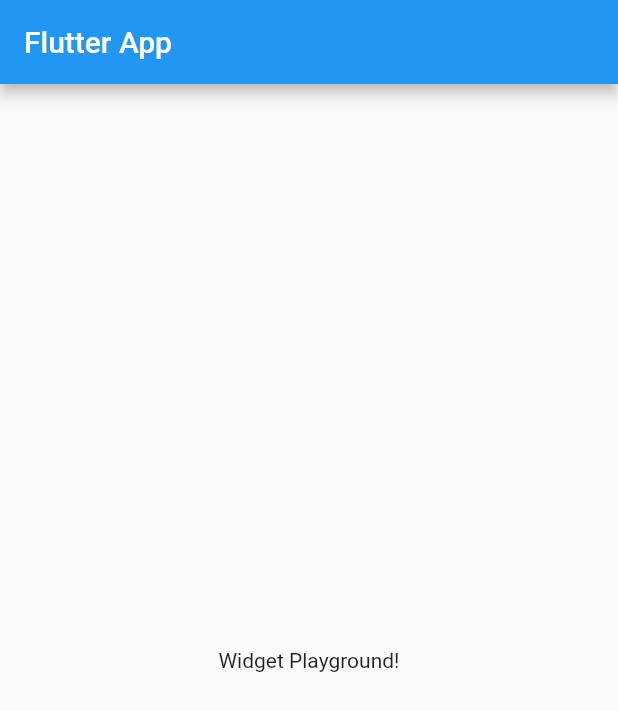
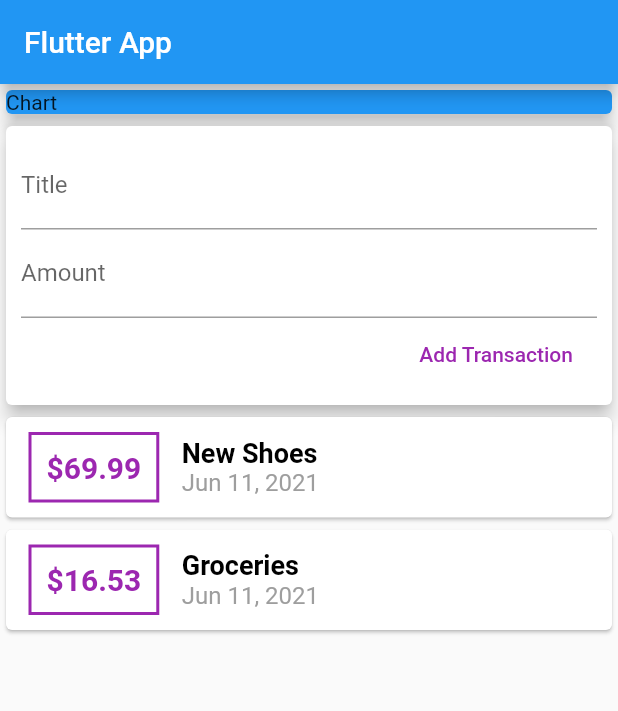
Before and after one commit to caddie89/Flutter-Expense-Planner, a Flutter app: the screen it shows after launch, on a phone screen of 412 x 824 dp. Shown: the top 711 px of the screen. Run offline on Flutter 3.47's test engine with Material 2 defaults, Android fonts, the phone set to English and light mode, and no system bars.

Commit message:
Can add new transaction to list, widgets separated

```diff
--- a/lib/main.dart
+++ b/lib/main.dart
@@ -1,4 +1,6 @@
 import 'package:flutter/material.dart';
+
+import './widgets/user_transactions.dart';
 
 void main() => runApp(MyApp());
 
@@ -12,15 +14,31 @@ class MyApp extends StatelessWidget {
   }
 }
 
+// data is immutable and will never be reflected in the UI
 class MyHomePage extends StatelessWidget {
+  // String titleInput;
+  // String amountInput;
+
   @override
   Widget build(BuildContext context) {
     return Scaffold(
       appBar: AppBar(
         title: Text('Flutter App'),
       ),
-      body: Center(
-        child: Text('Widget Playground!'),
+      body: Column(
+        // mainAxisAlignment: MainAxisAlignment.spaceAround,
+        crossAxisAlignment: CrossAxisAlignment.stretch,
+        children: <Widget>[
+          Container(
+            width: double.infinity,
+            child: Card(
+              color: Colors.blue,
+              child: Text('Chart'),
+              elevation: 5,
+            ),
+          ),
+          UserTransactions(),
+        ],
       ),
     );
   }
--- /dev/null
+++ b/lib/models/transaction.dart
@@ -0,0 +1,18 @@
+import 'package:flutter/foundation.dart';
+
+// blueprint for a normal dart object
+// serves as a model for the data
+class Transaction {
+  final String transactionId;
+  final String transactionTitle;
+  final double transactionAmount;
+  final DateTime transactionDate;
+
+  // arguments will be named because of {}
+  Transaction({
+    @required this.transactionId,
+    @required this.transactionTitle,
+    @required this.transactionAmount,
+    @required this.transactionDate,
+  });
+}
--- /dev/null
+++ b/lib/widgets/new_transaction.dart
@@ -0,0 +1,44 @@
+import 'package:flutter/material.dart';
+
+class NewTransaction extends StatelessWidget {
+  final Function addTx;
+  final _titleController = TextEditingController();
+  final _amountController = TextEditingController();
+
+  NewTransaction(this.addTx);
+
+  @override
+  Widget build(BuildContext context) {
+    return Card(
+      elevation: 5,
+      child: Container(
+        padding: EdgeInsets.all(10),
+        child: Column(
+          crossAxisAlignment: CrossAxisAlignment.end,
+          children: [
+            TextField(
+              decoration: InputDecoration(labelText: 'Title'),
+              controller: _titleController,
+              // onChanged: (value) => titleInput = value,
+            ),
+            TextField(
+              decoration: InputDecoration(labelText: 'Amount'),
+              controller: _amountController,
+              // onChanged: (value) => amountInput = value,
+            ),
+            FlatButton(
+              child: Text('Add Transaction'),
+              textColor: Colors.purple,
+              onPressed: () {
+                addTx(
+                  _titleController.text,
+                  double.parse(_amountController.text),
+                );
+              },
+            ),
+          ],
+        ),
+      ),
+    );
+  }
+}
--- /dev/null
+++ b/lib/widgets/transaction_list.dart
@@ -0,0 +1,68 @@
+import 'package:flutter/material.dart';
+import 'package:intl/intl.dart';
+
+import '../models/transaction.dart';
+
+class TransactionList extends StatelessWidget {
+  // incoming transactions are saved here
+  final List<Transaction> transactions;
+
+  // constructor how data can be passed from the parent (UserTransactions) to
+  // the child (TransactionList)
+  TransactionList(this.transactions);
+
+  @override
+  Widget build(BuildContext context) {
+    return Column(
+      children: transactions.map((tx) {
+        return Card(
+          child: Row(
+            children: [
+              Container(
+                margin: EdgeInsets.symmetric(
+                  vertical: 10,
+                  horizontal: 15,
+                ),
+                decoration: BoxDecoration(
+                  border: Border.all(
+                    color: Colors.purple,
+                    width: 2,
+                  ),
+                ),
+                padding: EdgeInsets.all(10),
+                child: Text(
+                  '\$${tx.transactionAmount}',
+                  style: TextStyle(
+                    fontWeight: FontWeight.bold,
+                    fontSize: 20,
+                    color: Colors.purple,
+                  ),
+                ),
+              ),
+              Column(
+                crossAxisAlignment: CrossAxisAlignment.start,
+                children: [
+                  Text(
+                    tx.transactionTitle,
+                    style: TextStyle(
+                      fontWeight: FontWeight.bold,
+                      fontSize: 18,
+                      color: Colors.black,
+                    ),
+                  ),
+                  Text(
+                    DateFormat.yMMMd().format(tx.transactionDate),
+                    style: TextStyle(
+                      fontSize: 16,
+                      color: Colors.grey,
+                    ),
+                  ),
+                ],
+              ),
+            ],
+          ),
+        );
+      }).toList(),
+    );
+  }
+}
--- /dev/null
+++ b/lib/widgets/user_transactions.dart
@@ -0,0 +1,52 @@
+import 'package:flutter/material.dart';
+
+import './transaction_list.dart';
+import './new_transaction.dart';
+import '../models/transaction.dart';
+
+class UserTransactions extends StatefulWidget {
+  @override
+  _UserTransactionsState createState() => _UserTransactionsState();
+}
+
+class _UserTransactionsState extends State<UserTransactions> {
+  final List<Transaction> _userTransactions = [
+    // placeholder list of transactions - this is not necessarily needed!
+    Transaction(
+      transactionId: 't1',
+      transactionTitle: 'New Shoes',
+      transactionAmount: 69.99,
+      transactionDate: DateTime.now(),
+    ),
+    Transaction(
+      transactionId: 't2',
+      transactionTitle: 'Groceries',
+      transactionAmount: 16.53,
+      transactionDate: DateTime.now(),
+    ),
+  ];
+
+  void _addNewTransaction(String txTitle, double txAmount) {
+    // once the transaction has been created, it will not change again
+    final newTx = Transaction(
+      transactionTitle: txTitle,
+      transactionAmount: txAmount,
+      transactionDate: DateTime.now(),
+      transactionId: DateTime.now().toString(),
+    );
+
+    setState(() {
+      _userTransactions.add(newTx);
+    });
+  }
+
+  @override
+  Widget build(BuildContext context) {
+    return Column(
+      children: [
+        NewTransaction(_addNewTransaction),
+        TransactionList(_userTransactions),
+      ],
+    );
+  }
+}
--- a/pubspec.yaml
+++ b/pubspec.yaml
@@ -18,12 +18,12 @@ publish_to: 'none' # Remove this line if you wish to publish to pub.dev
 version: 1.0.0+1
 
 environment:
-  sdk: ">=2.12.0 <3.0.0"
+  sdk: ">=2.11.0 <3.0.0"
 
 dependencies:
   flutter:
     sdk: flutter
-
+  intl: ^0.17.0
 
   # The following adds the Cupertino Icons font to your application.
   # Use with the CupertinoIcons class for iOS style icons.
```
Also changed, not shown: pubspec.lock.
